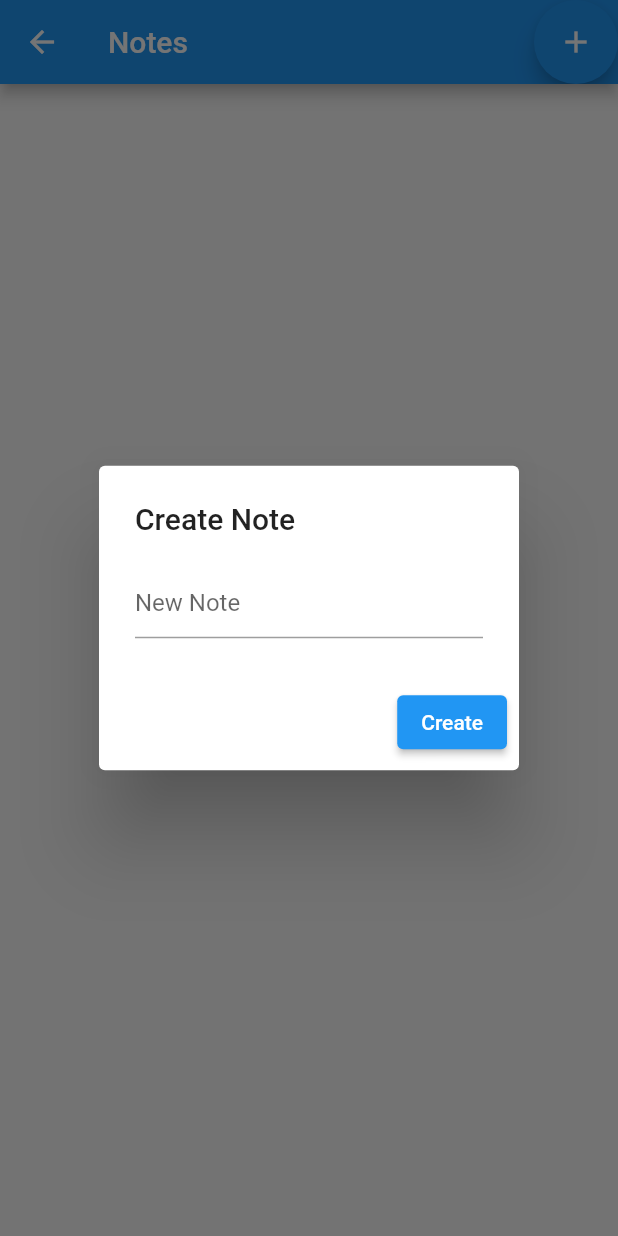
After one commit to Rhicarde/lets_meet, a Flutter app: the Note screen opened directly, after a tap on the "add" icon, on a phone screen of 412 x 824 dp. The commit adds this screen. Run offline on Flutter 3.47's test engine with Material 2 defaults, Android fonts, the phone set to English and light mode, and no system bars; our stand-ins replace cloud_firestore, firebase_auth, firebase_core, geolocator, table_calendar; missing offline and left inert: search_map_location; accounts and stored records are empty.

Commit message:
Edited Event.dart to create an event and added notes.dart.

```diff
--- /dev/null
+++ b/lib/Scheduling/Notes.dart
@@ -0,0 +1,98 @@
+import 'package:flutter/material.dart';
+import 'package:flutter/src/widgets/framework.dart';
+
+class Note extends StatefulWidget{
+  _CreateNote createState() => _CreateNote();
+
+}
+
+class _CreateNote extends State<Note>{
+  // Initialize List and input string
+  List Notes = [];
+  String input = "";
+
+  @override
+  void initState() {
+    // Notes.add("First Note");
+    // Notes.add("Finish Code");
+    super.initState();
+  }
+  @override
+  Widget build(BuildContext context) {
+    return Scaffold(
+      appBar: AppBar(
+          backgroundColor: Theme.of(context).appBarTheme.backgroundColor,
+          centerTitle: Theme.of(context).appBarTheme.centerTitle,
+          title: const Text('Notes'),
+          // Create Note Button
+          actions: <Widget>[
+            FloatingActionButton(
+                child: const Icon(
+                  Icons.add,
+                ),
+                onPressed: (){
+                    showDialog(
+                        context: context,
+                        builder: (BuildContext context){
+                          return AlertDialog(
+                            title: Text("Create Note"),
+                            content: TextField(
+                              decoration: InputDecoration(
+                              hintText: "New Note"),
+                              onChanged: (String value){
+                                input = value;
+                              },
+                            ),
+                              actions:[ // Create button adding the new notes to the list of notes
+                                ElevatedButton(
+                                    onPressed: (){
+                                      setState(() {
+                                        Notes.add(input);
+                                      });
+                                      Navigator.of(context).pop();
+                                    },
+                                    child: Text("Create"))
+    ],
+
+                          );
+                        });
+                },
+            ),
+    ],
+    ),
+            body: Padding(
+              padding: EdgeInsets.all(10.0),
+              child: ListView.builder(
+                itemCount: Notes.length,
+                itemBuilder: (BuildContext context, int index){
+                  // Delete an already existing note
+                  return Dismissible(
+                    key: Key(Notes[index]),
+                    child: Card(
+                      elevation: 4,
+                      shape: RoundedRectangleBorder(borderRadius: BorderRadius.circular(16)),
+                      child:ListTile(
+                        title: Text(Notes[index]),
+                        // Delete Note Button
+                        trailing: IconButton(
+                          icon: Icon(Icons.delete_forever_rounded, color: Colors.red,),
+                          onPressed: () {
+                            setState(() {
+                              Notes.removeAt(index);
+                            });
+                          },
+
+                        ),
+                      )
+                    ),
+                  );
+                }
+              )
+            )
+
+
+    );
+
+
+  }
+}
```
Also changed, not shown: lib/Scheduling/Event.dart (+168 -4 lines), pubspec.yaml (+4 -4 lines), pubspec.lock (deleted), 2 other files.
